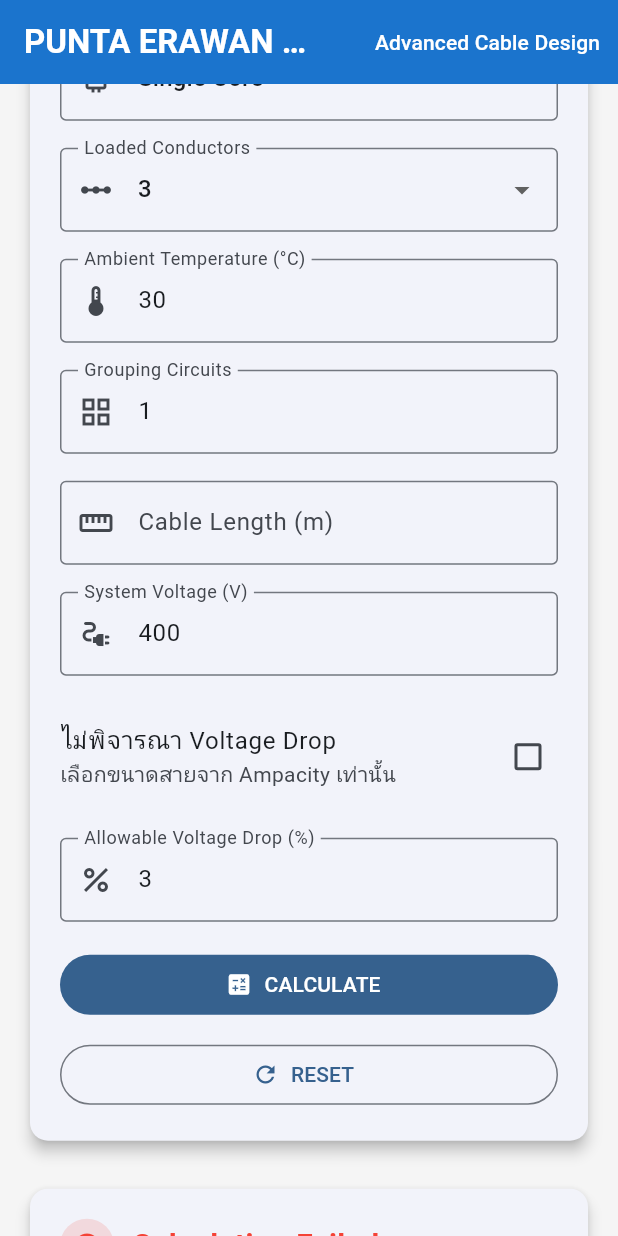
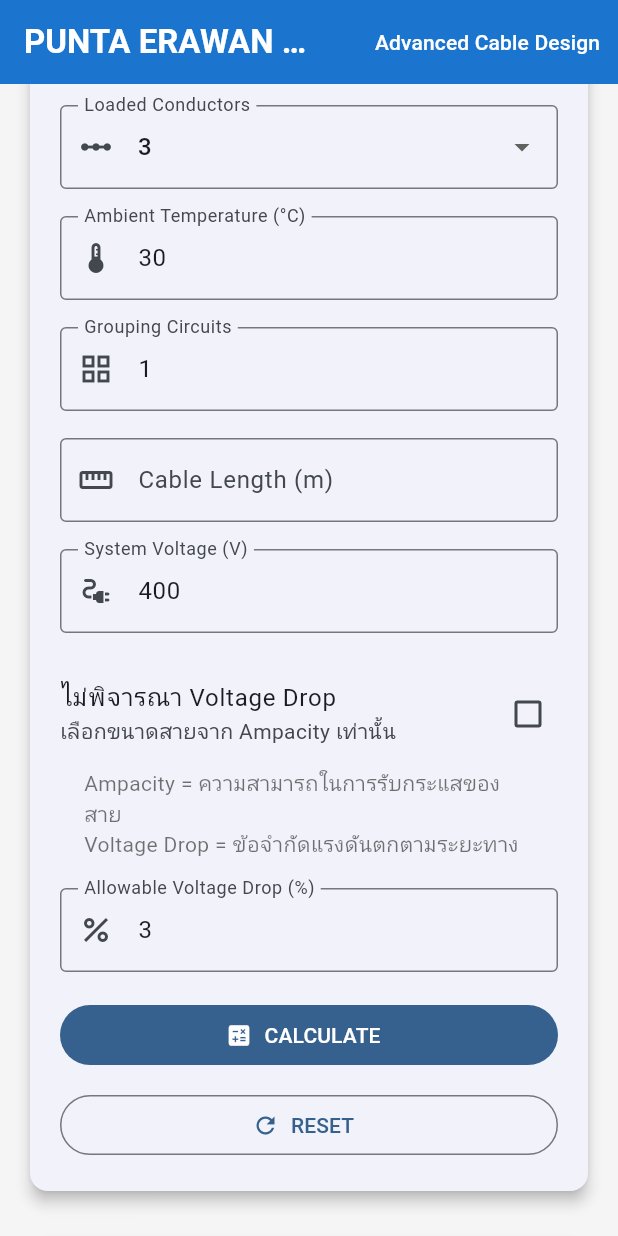
Before and after one commit to Pawanee/punta_erawan_mep, a Flutter app: the screen it shows after launch, scrolled down 576 dp, after a tap on "CALCULATE", on a phone screen of 412 x 824 dp. Run offline on Flutter 3.47's test engine with Material 3 defaults, Android fonts, the phone set to English and light mode, and no system bars.

Commit message:
SALES-DEMO-V1 Add customer-facing MEP presentation

```diff
--- a/lib/features/electrical/cable_design/pages/cable_design_page_v2.dart
+++ b/lib/features/electrical/cable_design/pages/cable_design_page_v2.dart
@@ -254,8 +254,12 @@ class _CableDesignPageV2State extends State<CableDesignPageV2> {
     } catch (e) {
       if (!mounted) return;
 
+      debugPrint('Legacy Cable Design UI error: $e');
+
       setState(() {
-        _result = VoltageDropDesignResult.error('Voltage Drop UI error: $e');
+        _result = VoltageDropDesignResult.error(
+          'ไม่สามารถคำนวณได้ กรุณาตรวจสอบข้อมูลที่ป้อน',
+        );
         _isLoading = false;
       });
     }
@@ -335,9 +339,14 @@ class _CableDesignPageV2State extends State<CableDesignPageV2> {
                   const SizedBox(height: 16),
                   const Divider(),
                   ResultRow(
-                    title: 'Selected Cable',
+                    title: 'กระแสออกแบบ',
+                    value: '${_number(result.loadCurrent)} A',
+                  ),
+                  ResultRow(
+                    title: 'ขนาดสาย',
                     value: result.cableArrangement ?? '-',
                   ),
+                  ResultRow(title: 'จำนวน Run', value: '${result.runs ?? '-'}'),
                   ResultRow(
                     title: 'Ampacity / Run',
                     value: '${_number(result.ampacityPerRun)} A',
@@ -360,6 +369,11 @@ class _CableDesignPageV2State extends State<CableDesignPageV2> {
                     ResultRow(
                       title: 'Voltage Drop Margin',
                       value: '${_number(margin)} %',
+                    ),
+                  ] else ...[
+                    const ResultRow(
+                      title: 'สถานะ Voltage Drop',
+                      value: 'เลือกขนาดสายจาก Ampacity เท่านั้น',
                     ),
                   ],
                 ],
@@ -721,6 +735,15 @@ class _CableDesignPageV2State extends State<CableDesignPageV2> {
                             },
                           ),
 
+                          const Padding(
+                            padding: EdgeInsets.only(left: 16, right: 16),
+                            child: Text(
+                              'Ampacity = ความสามารถในการรับกระแสของสาย\n'
+                              'Voltage Drop = ข้อจำกัดแรงดันตกตามระยะทาง',
+                              style: TextStyle(color: Colors.black54),
+                            ),
+                          ),
+
                           _space(),
 
                           TextField(
@@ -885,9 +908,18 @@ class _CableDesignPageV2State extends State<CableDesignPageV2> {
                                       '${_number(_result!.voltageDropPercent)} %',
                                 ),
                               ] else
-                                const ResultRow(
-                                  title: 'Voltage Drop',
-                                  value: 'ไม่พิจารณา',
+                                const Column(
+                                  children: [
+                                    ResultRow(
+                                      title: 'Voltage Drop',
+                                      value: 'ไม่พิจารณา',
+                                    ),
+                                    ResultRow(
+                                      title: 'สถานะ',
+                                      value:
+                                          'เลือกขนาดสายจาก Ampacity เท่านั้น',
+                                    ),
+                                  ],
                                 ),
 
                               const Divider(height: 28),
@@ -920,6 +952,27 @@ class _CableDesignPageV2State extends State<CableDesignPageV2> {
                     ),
                   ],
 
+                  const SizedBox(height: 24),
+                  Card(
+                    color: Colors.blueGrey.shade50,
+                    child: const Padding(
+                      padding: EdgeInsets.all(16),
+                      child: Row(
+                        crossAxisAlignment: CrossAxisAlignment.start,
+                        children: [
+                          Icon(Icons.info_outline),
+                          SizedBox(width: 12),
+                          Expanded(
+                            child: Text(
+                              'ผลการคำนวณขึ้นอยู่กับข้อมูลและเงื่อนไขการออกแบบที่เลือก\n'
+                              'ควรตรวจสอบโดยวิศวกรก่อนนำไปใช้ในการก่อสร้าง',
+                            ),
+                          ),
+                        ],
+                      ),
+                    ),
+                  ),
+
                   const SizedBox(height: 40),
                 ],
               ),
--- a/lib/features/electrical/voltage_drop/services/voltage_drop_design_engine.dart
+++ b/lib/features/electrical/voltage_drop/services/voltage_drop_design_engine.dart
@@ -1,3 +1,5 @@
+import 'package:flutter/foundation.dart';
+
 import '../models/voltage_drop_cable_selection_request.dart';
 import '../models/voltage_drop_design_result.dart';
 import 'voltage_drop_cable_design_engine.dart';
@@ -50,8 +52,9 @@ class VoltageDropDesignEngine {
         cableLengthM: request.lengthM,
       );
     } catch (e) {
+      debugPrint('Voltage Drop Design Engine error: $e');
       return VoltageDropDesignResult.error(
-        'Voltage Drop Design Engine error: $e',
+        'ไม่สามารถคำนวณได้ กรุณาตรวจสอบข้อมูลที่ป้อน',
       );
     }
   }
--- a/pubspec.yaml
+++ b/pubspec.yaml
@@ -16,7 +16,7 @@ publish_to: 'none' # Remove this line if you wish to publish to pub.dev
 # https://developer.apple.com/library/archive/documentation/General/Reference/InfoPlistKeyReference/Articles/CoreFoundationKeys.html
 # In Windows, build-name is used as the major, minor, and patch parts
 # of the product and file versions while build-number is used as the build suffix.
-version: 1.0.0+1
+version: 1.0.0-demo.1+2
 
 environment:
   sdk: ^3.12.2
```
Also changed, not shown: 3 other files.
